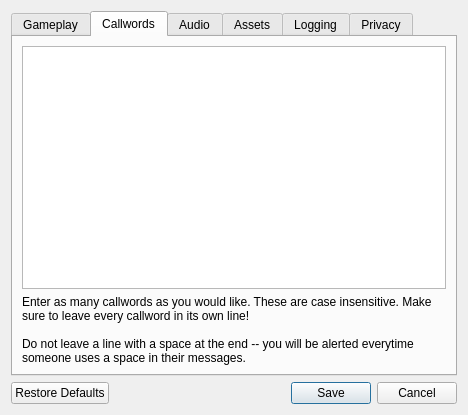
AttorneyOnline/AO2-Client, file data/ui/options_dialog.ui: the form before one commit.
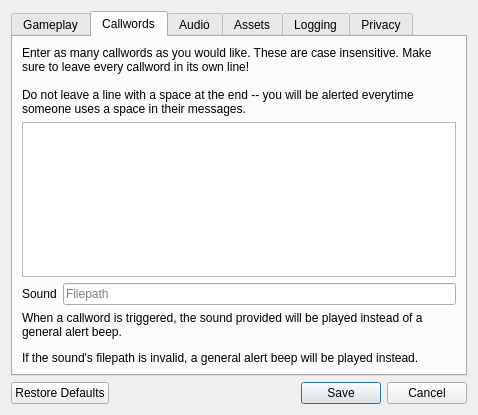
The form after the commit. The open tabs and pages were chosen to show the change.

Commit message:
Added callword sfx filepath to options
Resolve #821

Patch:
```diff
--- a/data/ui/options_dialog.ui
+++ b/data/ui/options_dialog.ui
@@ -6,7 +6,7 @@
    <rect>
     <x>0</x>
     <y>0</y>
-    <width>450</width>
+    <width>478</width>
     <height>415</height>
    </rect>
   </property>
@@ -623,11 +623,8 @@
       <attribute name="title">
        <string>Callwords</string>
       </attribute>
-      <layout class="QVBoxLayout" name="verticalLayout_5">
-       <item>
-        <widget class="QPlainTextEdit" name="callwords_textbox"/>
-       </item>
-       <item>
+      <layout class="QFormLayout" name="formLayout_4">
+       <item row="0" column="0" colspan="2">
         <widget class="QLabel" name="callwords_explain_lbl">
          <property name="text">
           <string>&lt;html&gt;&lt;head/&gt;&lt;body&gt;&lt;p&gt;Enter as many callwords as you would like. These are case insensitive. Make sure to leave every callword in its own line!&lt;br/&gt;&lt;br/&gt;Do not leave a line with a space at the end -- you will be alerted everytime someone uses a space in their messages.&lt;/p&gt;&lt;/body&gt;&lt;/html&gt;</string>
@@ -637,6 +634,33 @@
          </property>
         </widget>
        </item>
+       <item row="1" column="0" colspan="2">
+        <widget class="QPlainTextEdit" name="callwords_textbox"/>
+       </item>
+       <item row="2" column="0">
+        <widget class="QLabel" name="callwords_sfx_lbl">
+         <property name="text">
+          <string>Sound</string>
+         </property>
+        </widget>
+       </item>
+       <item row="2" column="1">
+        <widget class="QLineEdit" name="callwords_sfx">
+         <property name="placeholderText">
+          <string>Filepath</string>
+         </property>
+        </widget>
+       </item>
+       <item row="3" column="0" colspan="2">
+        <widget class="QLabel" name="callwords_sfx_explain">
+         <property name="text">
+          <string>&lt;html&gt;&lt;head/&gt;&lt;body&gt;&lt;p&gt;When a callword is triggered, the sound provided will be played instead of a general alert beep.&lt;/p&gt;&lt;p&gt;If the sound's filepath is invalid, a general alert beep will be played instead.&lt;/p&gt;&lt;/body&gt;&lt;/html&gt;</string>
+         </property>
+         <property name="wordWrap">
+          <bool>true</bool>
+         </property>
+        </widget>
+       </item>
       </layout>
      </widget>
      <widget class="QWidget" name="audio_tab">
```
Left out of the diff: 38 changed lines with no effect on the pictures. The commit also changes 5 other files.
